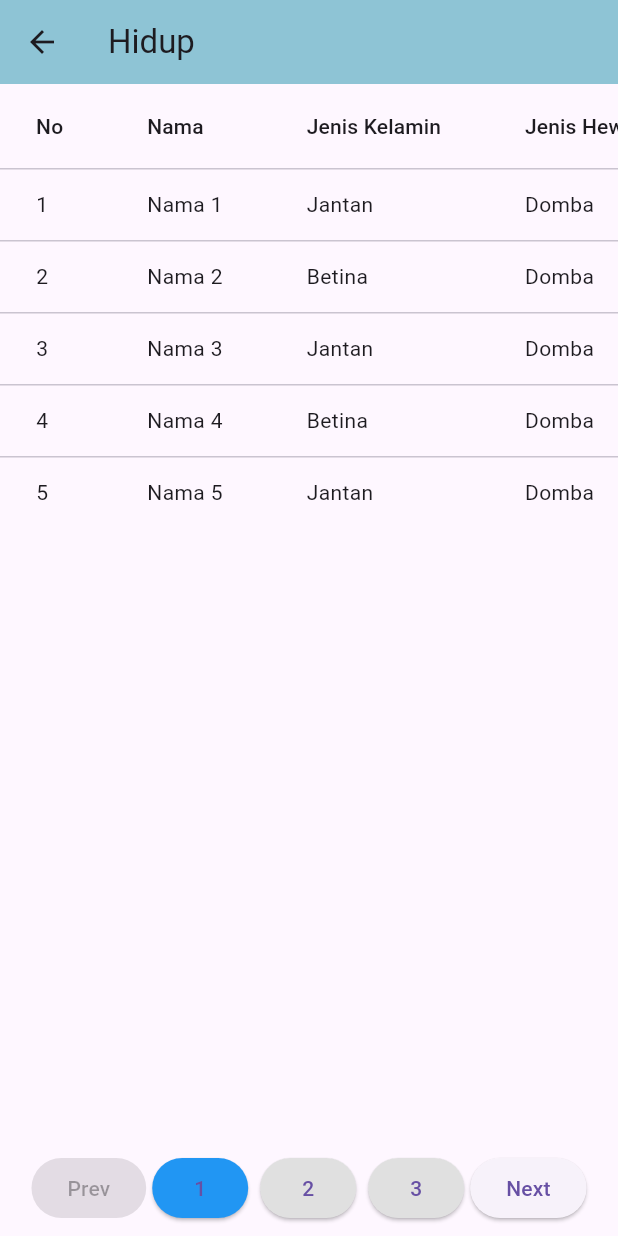
After one commit to Jelita02/projectrevisi, a Flutter app: the DetailLaporanScreen screen opened directly, on a phone screen of 412 x 824 dp. The commit adds this screen. Run offline on Flutter 3.47's test engine with Material 3 defaults, Android fonts, the phone set to English and light mode, and no system bars; our stand-ins replace cloud_firestore, dotted_border, firebase_auth, firebase_core, image_gallery_saver, image_picker and 3 more; missing offline and left inert: mobile_scanner, qr_scanner_overlay; accounts and stored records are empty.

Commit message:
tambah halaman dilapora

```diff
--- /dev/null
+++ b/lib/detail_laporan.dart
@@ -0,0 +1,103 @@
+import 'package:flutter/material.dart';
+import 'package:ternak/components/colors.dart';
+
+class DetailLaporanScreen extends StatefulWidget {
+  const DetailLaporanScreen({super.key});
+
+  @override
+  State<DetailLaporanScreen> createState() => _DetailLaporanScreenState();
+}
+
+class _DetailLaporanScreenState extends State<DetailLaporanScreen> {
+  int currentPage = 1;
+  final int totalPages = 3;
+
+  @override
+  Widget build(BuildContext context) {
+    return Scaffold(
+      appBar: AppBar(
+        title: const Text("Hidup"),
+        backgroundColor: MyColors.primaryC,
+        leading: IconButton(
+          icon: const Icon(Icons.arrow_back),
+          onPressed: () {
+            Navigator.pop(context);
+          },
+        ),
+      ),
+      body: Column(
+        children: [
+          Expanded(
+            child: SingleChildScrollView(
+              scrollDirection: Axis.horizontal,
+              child: DataTable(
+                columns: const [
+                  DataColumn(label: Text("No")),
+                  DataColumn(label: Text("Nama")),
+                  DataColumn(label: Text("Jenis Kelamin")),
+                  DataColumn(label: Text("Jenis Hewan")),
+                  DataColumn(label: Text("Kategori")),
+                  DataColumn(label: Text("Kondisi")),
+                ],
+                rows: List.generate(
+                  5,
+                  (index) => DataRow(cells: [
+                    DataCell(Text('${(currentPage - 1) * 5 + index + 1}')),
+                    DataCell(Text("Nama ${index + 1}")),
+                    DataCell(Text(index % 2 == 0 ? "Jantan" : "Betina")),
+                    DataCell(Text("Domba")),
+                    DataCell(Text("Pembiakan")),
+                    DataCell(Text("Sehat")),
+                  ]),
+                ),
+              ),
+            ),
+          ),
+          Padding(
+            padding: const EdgeInsets.all(8.0),
+            child: Row(
+              mainAxisAlignment: MainAxisAlignment.center,
+              children: [
+                ElevatedButton(
+                  onPressed: currentPage > 1
+                      ? () {
+                          setState(() {
+                            currentPage--;
+                          });
+                        }
+                      : null,
+                  child: const Text("Prev"),
+                ),
+                for (int i = 1; i <= totalPages; i++)
+                  Padding(
+                    padding: const EdgeInsets.symmetric(horizontal: 4.0),
+                    child: ElevatedButton(
+                      onPressed: () {
+                        setState(() {
+                          currentPage = i;
+                        });
+                      },
+                      style: ElevatedButton.styleFrom(
+                        backgroundColor: currentPage == i ? Colors.blue : Colors.grey[300],
+                      ),
+                      child: Text("$i"),
+                    ),
+                  ),
+                ElevatedButton(
+                  onPressed: currentPage < totalPages
+                      ? () {
+                          setState(() {
+                            currentPage++;
+                          });
+                        }
+                      : null,
+                  child: const Text("Next"),
+                ),
+              ],
+            ),
+          ),
+        ],
+      ),
+    );
+  }
+}
--- a/lib/profile.dart
+++ b/lib/profile.dart
@@ -79,7 +79,6 @@ class _ProfileState extends State<Profile> {
               ],
             ),
           ),
-
         ),
       ],
     );
```
Also changed, not shown: pubspec.lock.
